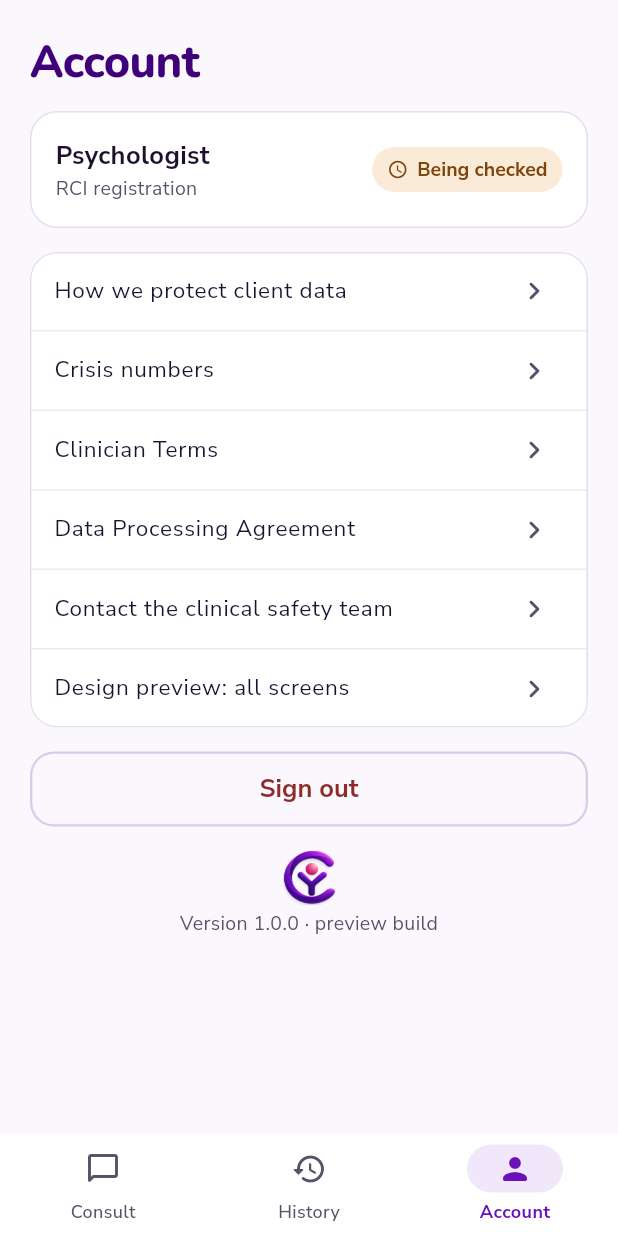
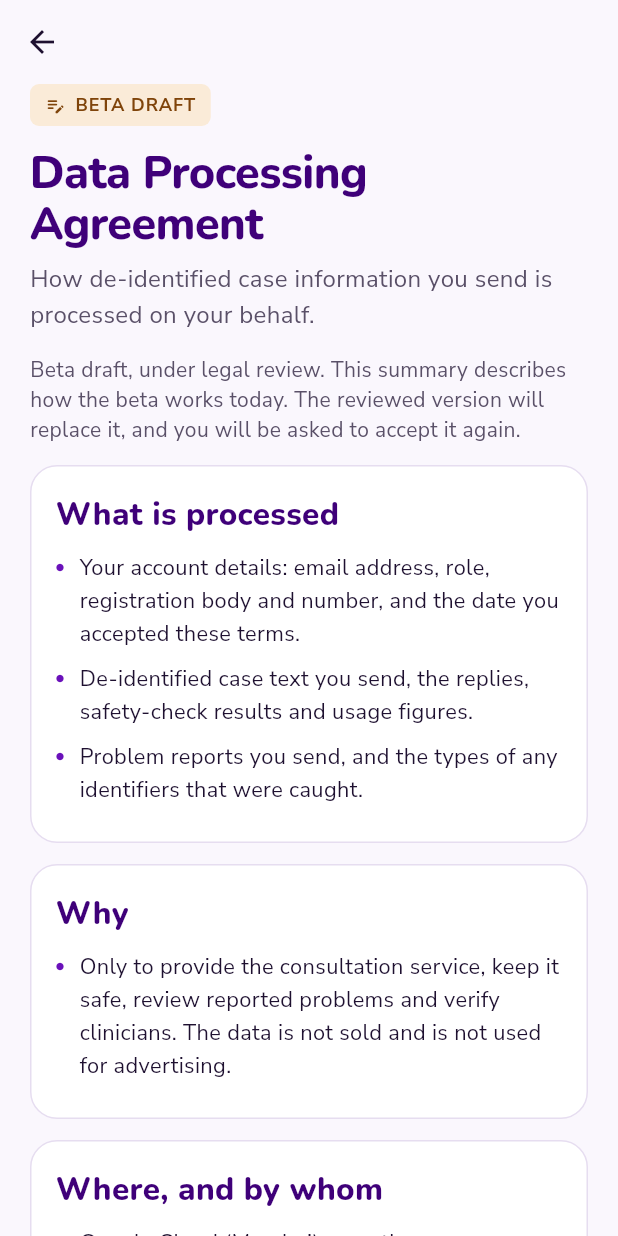
Before and after one commit to saasaiykrk/yourcounselorai, a Flutter app: the AccountScreen screen opened by its route, after a tap on "Data Processing Agreement", on a phone screen of 412 x 824 dp. Run offline on Flutter 3.47's test engine with Material 3 defaults, Android fonts, the phone set to English and light mode, and no system bars; our stand-ins replace dio, flutter_markdown_plus, flutter_riverpod, flutter_secure_storage, go_router, supabase_flutter; accounts and stored records are empty.

Commit message:
app: make the Account information links work
"How we protect client data", "Clinician Terms", "Data Processing
Agreement" and "Contact the clinical safety team" did nothing when
tapped. The first three now open in-app pages; the Terms and DPA are
beta-draft summaries, marked as under legal review, that describe only
what the app and backend do today. Contact opens the mail app (asking
for no identifiers), or shows the address with a copy button if there
is no mail app. The sign-in and profile screens link to the Terms and
DPA they ask clinicians to accept.

Co-Authored-By: Claude Opus 5.5 <noreply@anthropic.com>
Claude-Session: https://claude.ai/code/session_01DUwwjWmoQJEsDNzmUihrSk

```diff
--- /dev/null
+++ b/mobile/lib/core/content/legal_content.dart
@@ -0,0 +1,128 @@
+/// Text for the Account information pages. Plain statements of what the app and
+/// backend actually do. The Clinician Terms and the Data Processing Agreement are
+/// beta drafts until the data-protection lawyer's review (Phase 4); replace them
+/// here, and bump [AppConfig.consentVersion], when the reviewed versions are ready.
+library;
+
+/// Where clinicians write to about safety, privacy or their data.
+const kSafetyEmail = 'saas.ai.yk@gmail.com';
+
+const kDraftNotice =
+    'Beta draft, under legal review. This summary describes how the beta works today. '
+    'The reviewed version will replace it, and you will be asked to accept it again.';
+
+class InfoSection {
+  const InfoSection(this.heading, this.points);
+
+  final String heading;
+  final List<String> points;
+}
+
+class InfoDoc {
+  const InfoDoc({required this.title, required this.intro, required this.sections, this.draft = false});
+
+  final String title;
+  final String intro;
+  final List<InfoSection> sections;
+  final bool draft;
+}
+
+const kPrivacyDoc = InfoDoc(
+  title: 'How we protect client data',
+  intro: 'Your Counselor is built so that client identities never leave your phone.',
+  sections: [
+    InfoSection('On your phone', [
+      'Before anything is sent, the app removes names, phone numbers, email addresses, ID numbers and '
+          'similar identifiers, and shows you what it removed.',
+      'Send stays locked until you confirm the case contains no identifiers.',
+      'Case text and replies are kept in memory only, never saved to the phone, and are wiped when you sign out.',
+      'On Android, screenshots and screen recording are blocked on case screens. On iPhone, the app is '
+          'blurred in the app switcher.',
+      'Phone backups are off for the app, and no crash-reporting or analytics tools are used.',
+    ]),
+    InfoSection('On our server', [
+      'The server checks the text for identifiers again and refuses it if any are found.',
+      'When identifiers are caught, only their type and count are recorded (for example "1 phone number"), '
+          'never the value.',
+      'The server runs on Google Cloud in Mumbai. Passwords and service keys are kept in a secrets vault, '
+          'never in the app.',
+    ]),
+    InfoSection('The AI and other services', [
+      'The de-identified case text is sent to Anthropic, the provider of the Claude AI model, which '
+          'processes it outside India.',
+      'For diagnostic codes, short search terms (such as a condition name) are sent to the World Health '
+          "Organization's ICD-11 service. Case text is not sent.",
+      'Every reply passes an automatic safety check before it reaches you.',
+    ]),
+    InfoSection('What is kept, and who can see it', [
+      'Your consults (de-identified text and replies) are stored so you can see them in History.',
+      'Only you can see your consults. A small number of administrators can open them for safety review, '
+          'and every such view is recorded.',
+      '"Delete" in History hides a consult from you; the de-identified copy is kept for safety review '
+          'until the retention period ends.',
+      'The beta retention period is 12 months, except for open safety reports.',
+    ]),
+  ],
+);
+
+const kTermsDoc = InfoDoc(
+  title: 'Clinician Terms',
+  intro: 'Your Counselor is a consultation aid for registered mental-health professionals.',
+  draft: true,
+  sections: [
+    InfoSection('Who can use it', [
+      'Counsellors, trainees, psychologists and psychiatrists who give accurate registration details.',
+      'Access starts only after your registration has been verified. Your access level is set by us, '
+          'based on that verification.',
+      'Your account is for you alone. Do not share your sign-in.',
+    ]),
+    InfoSection('Your responsibilities', [
+      'Never enter information that could identify a client: names, contact details, ID numbers, '
+          'addresses, or rare details that point to one person.',
+      'You stay responsible for every clinical decision. Check every reply against your own judgement '
+          'before using it.',
+      'If a client may be at risk, follow your crisis protocol and contact emergency services. '
+          'Do not rely on the app.',
+      'Use "Report a problem" when a reply looks wrong or unsafe.',
+    ]),
+    InfoSection('What the service does', [
+      'Replies are generated by AI and checked automatically before you see them. A reply may still '
+          'be incomplete or wrong.',
+      'There is a daily limit on consults per clinician.',
+      'During the beta, features may change, and the service may be paused or withdrawn.',
+    ]),
+  ],
+);
+
+const kDpaDoc = InfoDoc(
+  title: 'Data Processing Agreement',
+  intro: 'How de-identified case information you send is processed on your behalf.',
+  draft: true,
+  sections: [
+    InfoSection('What is processed', [
+      'Your account details: email address, role, registration body and number, and the date you accepted '
+          'these terms.',
+      'De-identified case text you send, the replies, safety-check results and usage figures.',
+      'Problem reports you send, and the types of any identifiers that were caught.',
+    ]),
+    InfoSection('Why', [
+      'Only to provide the consultation service, keep it safe, review reported problems and verify '
+          'clinicians. The data is not sold and is not used for advertising.',
+    ]),
+    InfoSection('Where, and by whom', [
+      'Google Cloud (Mumbai): runs the server.',
+      'Supabase: database and email sign-in.',
+      'Anthropic: the Claude AI model, which processes de-identified text outside India.',
+      'World Health Organization ICD-11 service: receives short diagnostic search terms only.',
+    ]),
+    InfoSection('Safeguards', [
+      'Identifiers are removed on the phone and checked again on the server.',
+      'Data is encrypted in transit. Service keys are kept in a secrets vault.',
+      'Administrator access to consults is recorded.',
+      'The beta retention period is 12 months, except for open safety reports.',
+    ]),
+    InfoSection('Your requests', [
+      'To ask about your data, or to have your account and its data removed, email $kSafetyEmail.',
+    ]),
+  ],
+);
--- a/mobile/lib/features/account/account_screen.dart
+++ b/mobile/lib/features/account/account_screen.dart
@@ -11,6 +11,7 @@ import '../../core/widgets/brand.dart';
 import '../../core/widgets/layout.dart';
 import '../../core/widgets/surfaces.dart';
 import '../consult/consult_controller.dart';
+import 'info_screen.dart';
 
 const _roles = {
   'counsellor_trainee': 'Counsellor or trainee',
@@ -53,11 +54,11 @@ class AccountScreen extends ConsumerWidget {
           _LinkGroup(
             links: [
               if (me.value?.isAdmin == true) ('Admin: registrations and reports', () => context.push('/admin')),
-              ('How we protect client data', () {}),
+              ('How we protect client data', () => context.push('/privacy')),
               ('Crisis numbers', () => context.push('/safety')),
-              ('Clinician Terms', () {}),
-              ('Data Processing Agreement', () {}),
-              ('Contact the clinical safety team', () {}),
+              ('Clinician Terms', () => context.push('/terms')),
+              ('Data Processing Agreement', () => context.push('/dpa')),
+              ('Contact the clinical safety team', () => contactSafetyTeam(context)),
               if (AppConfig.previewMode) ('Design preview: all screens', () => context.push('/gallery')),
             ],
           ),
--- /dev/null
+++ b/mobile/lib/features/account/info_screen.dart
@@ -0,0 +1,123 @@
+import 'package:flutter/material.dart';
+import 'package:flutter/services.dart';
+import 'package:url_launcher/url_launcher.dart';
+
+import '../../core/content/legal_content.dart';
+import '../../core/theme/app_colors.dart';
+import '../../core/theme/app_theme.dart';
+import '../../core/widgets/layout.dart';
+import '../../core/widgets/safety_widgets.dart';
+import '../../core/widgets/surfaces.dart';
+
+/// Account → privacy, Clinician Terms and Data Processing Agreement.
+class InfoScreen extends StatelessWidget {
+  const InfoScreen({super.key, required this.doc});
+
+  final InfoDoc doc;
+
+  @override
+  Widget build(BuildContext context) {
+    return Scaffold(
+      appBar: AppBar(),
+      body: PageBody(
+        padding: const EdgeInsets.fromLTRB(20, 0, 20, 20),
+        gap: 14,
+        children: [
+          if (doc.draft)
+            const Align(
+              alignment: Alignment.centerLeft,
+              child: StatusPill('Beta draft', tone: Tone.check, icon: Icons.edit_note_rounded, uppercase: true),
+            ),
+          PageHeading(doc.title, message: doc.intro),
+          if (doc.draft) const Text(kDraftNotice, style: AppText.smallMuted),
+          for (final s in doc.sections)
+            AppCard(
+              child: Column(
+                crossAxisAlignment: CrossAxisAlignment.start,
+                children: [
+                  Semantics(header: true, child: Text(s.heading, style: AppText.sectionTitle)),
+                  const SizedBox(height: 8),
+                  for (final p in s.points) _Point(p),
+                ],
+              ),
+            ),
+          if (identical(doc, kTermsDoc)) const DisclaimerBlock(),
+          TextButton.icon(
+            onPressed: () => contactSafetyTeam(context),
+            icon: const Icon(Icons.mail_outline_rounded),
+            label: const Text('Questions? Contact the clinical safety team'),
+          ),
+        ],
+      ),
+    );
+  }
+}
+
+class _Point extends StatelessWidget {
+  const _Point(this.text);
+
+  final String text;
+
+  @override
+  Widget build(BuildContext context) {
+    return Padding(
+      padding: const EdgeInsets.only(bottom: 8),
+      child: Row(
+        crossAxisAlignment: CrossAxisAlignment.start,
+        children: [
+          const Padding(
+            padding: EdgeInsets.only(top: 8, right: 10),
+            child: Icon(Icons.circle, size: 6, color: AppColors.royalPurple),
+          ),
+          Expanded(child: Text(text, style: const TextStyle(fontSize: 14.5, height: 1.5))),
+        ],
+      ),
+    );
+  }
+}
+
+/// Opens the mail app addressed to the safety team. If there is no mail app,
+/// shows the address with a copy button. Nothing about a case is pre-filled.
+Future<void> contactSafetyTeam(BuildContext context) async {
+  final uri = Uri(
+    scheme: 'mailto',
+    path: kSafetyEmail,
+    query:
+        'subject=${Uri.encodeComponent('Your Counselor: clinical safety')}'
+        '&body=${Uri.encodeComponent('(Please do not include client names or other identifiers.)\n\n')}',
+  );
+  var opened = false;
+  try {
+    opened = await launchUrl(uri);
+  } catch (_) {
+    opened = false;
+  }
+  if (opened || !context.mounted) return;
+  await showDialog<void>(
+    context: context,
+    builder: (ctx) => AlertDialog(
+      title: const Text('Contact the clinical safety team'),
+      content: const Column(
+        mainAxisSize: MainAxisSize.min,
+        crossAxisAlignment: CrossAxisAlignment.start,
+        children: [
+          Text('Email us at:'),
+          SizedBox(height: 6),
+          SelectableText(kSafetyEmail, style: TextStyle(fontWeight: FontWeight.w700)),
+          SizedBox(height: 12),
+          Text('Never include client names or other identifiers in an email.', style: AppText.smallMuted),
+        ],
+      ),
+      actions: [
+        TextButton(
+          onPressed: () {
+            Clipboard.setData(const ClipboardData(text: kSafetyEmail));
+            Navigator.of(ctx).pop();
+          },
+          child: const Text('Copy address'),
+        ),
+        TextButton(onPressed: () => Navigator.of(ctx).pop(), child: const Text('Close')),
+      ],
+    ),
+  );
+}
--- a/mobile/lib/features/onboarding/onboarding_screens.dart
+++ b/mobile/lib/features/onboarding/onboarding_screens.dart
@@ -254,10 +254,11 @@ class _SignInScreenState extends ConsumerState<SignInScreen> {
         gap: 24,
         actions: [
           _BusyButton(label: 'Send code', busy: _busy, onPressed: _valid ? _send : null),
-          const Text(
-            'By continuing you agree to the Clinician Terms.',
-            textAlign: TextAlign.center,
-            style: AppText.caption,
+          Center(
+            child: TextButton(
+              onPressed: () => context.push('/terms'),
+              child: const Text('By continuing you agree to the Clinician Terms.', textAlign: TextAlign.center),
+            ),
           ),
         ],
         children: [
@@ -573,6 +574,13 @@ class _DetailsScreenState extends ConsumerState<DetailsScreen> {
               style: TextStyle(fontSize: 14, height: 1.45),
             ),
           ),
+          Wrap(
+            spacing: 4,
+            children: [
+              TextButton(onPressed: () => context.push('/terms'), child: const Text('Read the Clinician Terms')),
+              TextButton(onPressed: () => context.push('/dpa'), child: const Text('Read the DPA')),
+            ],
+          ),
           _ErrorText(_error),
         ],
       ),
```
Also changed, not shown: mobile/lib/router.dart (+14 -0 lines), 4 other files.
